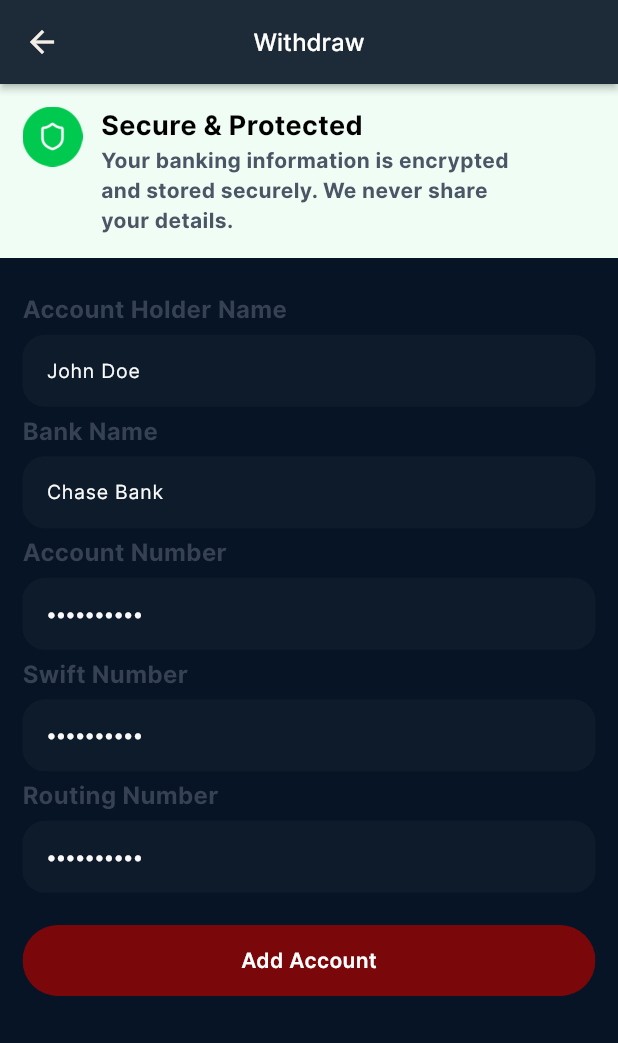
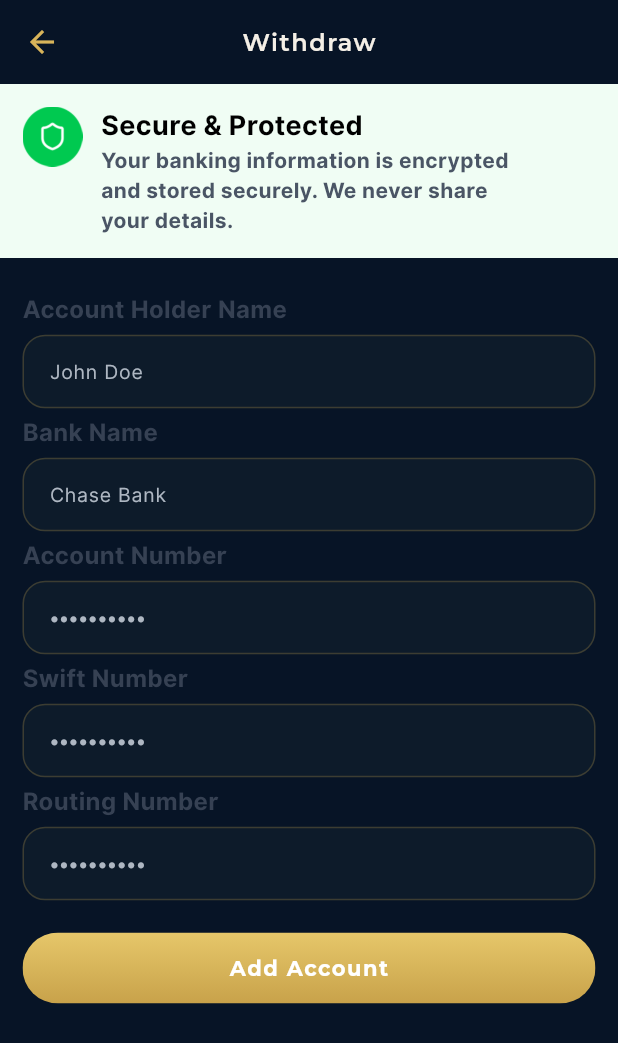
Before and after one commit to Elpadrino971/Eliv, a Flutter app: the AddAcount screen opened directly, on a phone screen of 412 x 824 dp. Shown: the top 1043 px of the screen. Run offline on Flutter 3.47's test engine with Material 3 defaults, Android fonts, the phone set to English and light mode, and no system bars; our stand-ins replace cached_network_image, firebase_auth, firebase_core, firebase_messaging, flutter_local_notifications, get and 7 more; missing offline and left inert: purchases_flutter, zego_uikit_prebuilt_live_streaming; accounts and stored records are empty.

Commit message:
design(etape 0): kit de composants premium (boutons, champs, appbar, tabs, dialogs, shimmers)
- my_button : degrade or par defaut + texte bleu nuit + Montserrat
- my_textfield : fond bleu nuit, bordure or au focus, texte ivoire, Inter
- my_default_text : couleur par defaut ivoire (au lieu de noir) + Inter
- my_appbar : titre Montserrat ivoire, icones/retour or, fond bleu nuit
- my_tab_bar : fond bleu nuit, indicateur degrade or, labels Montserrat
- my_pin_input_field : champ OTP bleu nuit, focus or
- my_dropdown : texte ivoire, hint attenue, focus or
- loading_dialog : surface bleu nuit + bordure or
- my_header : Skip attenue
- shimmer_loaders : base bleu nuit

```diff
--- a/lib/widgets/my_appbar.dart
+++ b/lib/widgets/my_appbar.dart
@@ -1,5 +1,5 @@
+import 'package:artist/Global/app_fonts.dart';
 import 'package:artist/Global/colors.dart';
-import 'package:artist/widgets/my_default_text.dart';
 
 import 'package:flutter/material.dart';
 import 'package:get/get_core/src/get_main.dart';
@@ -17,16 +17,22 @@ class MyAppbar extends StatelessWidget implements PreferredSizeWidget {
   Widget build(BuildContext context) {
     return AppBar(
       actions: actions,
-      title: MyDefaultText(
-        text: title,
-        fontSize: 16,
-        color: Get.isDarkMode ? whiteColor : blackColor,
+      title: Text(
+        title,
+        style: TextStyle(
+          fontFamily: AppFonts.ui,
+          fontSize: 16,
+          fontWeight: FontWeight.w600,
+          letterSpacing: 1,
+          color: Get.isDarkMode ? ivory : blackColor,
+        ),
       ),
-      backgroundColor: Get.isDarkMode ? cardDeep : whiteColor,
-      surfaceTintColor: whiteColor,
-      elevation: 2,
+      backgroundColor: Get.isDarkMode ? midnightPrimary : whiteColor,
+      surfaceTintColor: Get.isDarkMode ? midnightPrimary : whiteColor,
+      foregroundColor: Get.isDarkMode ? goldPrimary : blackColor,
+      iconTheme: IconThemeData(color: Get.isDarkMode ? goldPrimary : blackColor),
+      elevation: 0,
       centerTitle: true,
-      shadowColor: blackColor,
     );
   }
 }
--- a/lib/widgets/my_button.dart
+++ b/lib/widgets/my_button.dart
@@ -1,3 +1,4 @@
+import 'package:artist/Global/app_fonts.dart';
 import 'package:artist/Global/colors.dart';
 import 'package:flutter/material.dart';
 import 'package:get/get.dart';
@@ -59,21 +60,12 @@ class MyButton extends StatelessWidget {
         borderRadius: BorderRadius.circular(borderRadius ?? 30),
         child: Ink(
           decoration: BoxDecoration(
-            // gradient:
-
-            // buttonColor!=null? null:
-
-            //  LinearGradient(
-            //   colors: [Color(0xff9910F9), Color(0xffE50177)],
-
-            //   begin: Alignment.centerLeft,
-            //   end: Alignment.centerRight,
-            // ),
+            // Par defaut : degrade or premium. Si buttonColor est fourni,
+            // on utilise une couleur pleine (boutons secondaires/outline).
+            gradient: buttonColor == null ? kGoldGradient : null,
             boxShadow: boxShadow,
             border: Border.all(color: borderColor ?? Colors.transparent),
-            color:
-                buttonColor ??
-                (Get.isDarkMode ? Color(0xff7A0709) : mainThemeColor),
+            color: buttonColor,
             borderRadius: BorderRadius.circular(borderRadius ?? 30),
           ),
           child: SizedBox(
@@ -87,9 +79,11 @@ class MyButton extends StatelessWidget {
                       Text(
                         label,
                         style: TextStyle(
-                          color: labelColor ?? whiteColor,
-                          fontWeight: fontWeight ?? FontWeight.w600,
+                          fontFamily: AppFonts.ui,
+                          color: labelColor ?? midnightPrimary,
+                          fontWeight: fontWeight ?? FontWeight.w700,
                           fontSize: labelSize ?? 14,
+                          letterSpacing: 1,
                         ),
                       ),
                       width(0.02),
@@ -105,9 +99,11 @@ class MyButton extends StatelessWidget {
                     child: Text(
                       label,
                       style: TextStyle(
-                        color: labelColor ?? whiteColor,
-                        fontWeight: fontWeight ?? FontWeight.w600,
+                        fontFamily: AppFonts.ui,
+                        color: labelColor ?? midnightPrimary,
+                        fontWeight: fontWeight ?? FontWeight.w700,
                         fontSize: labelSize ?? 14,
+                        letterSpacing: 1,
                       ),
                     ),
                   ),
--- a/lib/widgets/my_default_text.dart
+++ b/lib/widgets/my_default_text.dart
@@ -1,3 +1,4 @@
+import 'package:artist/Global/app_fonts.dart';
 import 'package:artist/Global/colors.dart';
 import 'package:flutter/material.dart';
 
@@ -17,7 +18,7 @@ class MyDefaultText extends StatelessWidget {
     required this.text,
     this.fontSize = 13,
     this.fontWeight = FontWeight.w500,
-    this.color = blackColor,
+    this.color = ivory,
     this.textAlign = TextAlign.left,
     this.maxLines,
     this.overflow,
@@ -31,6 +32,7 @@ class MyDefaultText extends StatelessWidget {
       maxLines: maxLines,
 
       style: TextStyle(
+        fontFamily: AppFonts.body,
         fontWeight: fontWeight,
         fontSize: fontSize,
         color: color,
--- a/lib/widgets/my_header.dart
+++ b/lib/widgets/my_header.dart
@@ -58,9 +58,9 @@ class _MyHeaderState extends State<MyHeader> {
               child: Text(
                 'Skip',
                 style: TextStyle(
-                  color: whiteColor,
-                  fontWeight: FontWeight.w500,
-                  fontSize: 16,
+                  color: textMuted,
+                  fontWeight: FontWeight.w600,
+                  fontSize: 15,
                 ),
               ),
             ),
--- a/lib/widgets/my_textfield.dart
+++ b/lib/widgets/my_textfield.dart
@@ -1,3 +1,4 @@
+import 'package:artist/Global/app_fonts.dart';
 import 'package:artist/Global/colors.dart';
 import 'package:flutter/material.dart';
 import 'package:get/get_core/src/get_main.dart';
@@ -83,9 +84,10 @@ class MyTextField extends StatelessWidget {
         onFieldSubmitted: onSubmit,
         textAlign: textAlign ?? TextAlign.start,
         style: TextStyle(
+          fontFamily: AppFonts.body,
           fontSize: fontSize ?? 14,
           fontWeight: fontWeight,
-          color: textColor ?? (Get.isDarkMode ? whiteColor : blackColor),
+          color: textColor ?? (Get.isDarkMode ? ivory : blackColor),
         ),
         onTap: onTap,
         autofocus: autoFocus,
@@ -100,47 +102,50 @@ class MyTextField extends StatelessWidget {
         onChanged: onChanged,
         cursorHeight: 20,
         maxLength: maxLength,
-        cursorColor: Get.isDarkMode ? whiteColor : blackColor,
+        cursorColor: Get.isDarkMode ? goldPrimary : blackColor,
         decoration: InputDecoration(
           fillColor:
               fillColor ??
               (Get.isDarkMode ? cardDeep : Color(0xffFAFAFA)),
           filled: filled,
-          contentPadding: contentPadding ?? const EdgeInsets.all(12.0),
+          contentPadding: contentPadding ?? const EdgeInsets.all(14.0),
           suffixIcon: trailing,
           prefixIcon: leading,
           counterText: '',
           enabledBorder: OutlineInputBorder(
             borderRadius: BorderRadius.circular(borderRadius ?? 15),
             borderSide: BorderSide(
-              color: borderColor ?? Colors.transparent,
-
+              color:
+                  borderColor ??
+                  (Get.isDarkMode
+                      ? goldSecondary.withValues(alpha: 0.25)
+                      : Colors.transparent),
               width: 1,
             ),
           ),
           focusedBorder: OutlineInputBorder(
             borderSide: BorderSide(
-              color: borderColor ?? Colors.transparent,
-
-              width: 1,
+              color: borderColor ?? goldPrimary,
+              width: 1.4,
             ),
             borderRadius: BorderRadius.circular(borderRadius ?? 15),
           ),
           border: OutlineInputBorder(
             borderSide: BorderSide(
-              color: borderColor ?? Colors.transparent,
-
+              color:
+                  borderColor ??
+                  (Get.isDarkMode
+                      ? goldSecondary.withValues(alpha: 0.25)
+                      : Colors.transparent),
               width: 1,
             ),
             borderRadius: BorderRadius.circular(borderRadius ?? 15),
           ),
           hintStyle: TextStyle(
-            color:
-                hintColor ??
-                (Get.isDarkMode ? Color(0xffFAFAFA) : cardDeep),
+            fontFamily: AppFonts.body,
+            color: hintColor ?? (Get.isDarkMode ? textMuted : greyColor),
             fontSize: hintSize ?? 13,
             fontWeight: hintWeight,
-
             fontStyle: isHintItalic ? FontStyle.italic : FontStyle.normal,
           ),
           hintText: hintText,
```
Also changed, not shown: lib/widgets/loading_dialog.dart (+9 -3 lines), lib/widgets/my_dropdown.dart (+9 -6 lines), lib/widgets/my_pin_input_field.dart (+16 -6 lines), lib/widgets/my_tab_bar.dart (+21 -16 lines), lib/widgets/shimmer_loaders.dart (+4 -3 lines).
